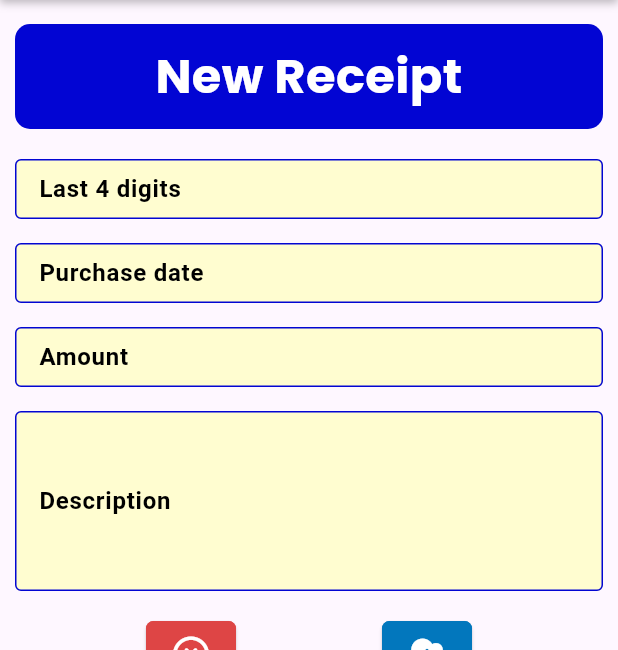
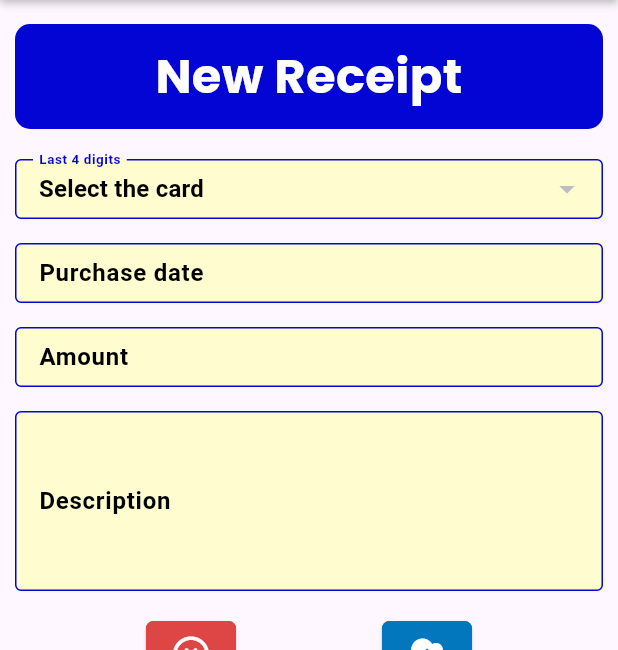
Before and after one commit to rodrigolmr/timesheet_app, a Flutter app: the PreviewReceiptScreen screen opened by its route, on a phone screen of 412 x 824 dp, the part 90-740 px from its top. Run offline on Flutter 3.47's test engine with Material 3 defaults, Android fonts, the light colour scheme and no system bars; our stand-ins replace cloud_firestore, firebase_auth, firebase_core, firebase_storage, font_awesome_flutter, google_fonts and 3 more; missing offline and left inert: cunning_document_scanner, flutter_pdfview; accounts and stored records are empty.

Commit message:
Descrição das alterações realizadas

```diff
--- a/lib/screens/preview_receipt_screen.dart
+++ b/lib/screens/preview_receipt_screen.dart
@@ -13,8 +13,6 @@ import '../widgets/custom_input_field.dart';
 import '../widgets/custom_multiline_input_field.dart';
 import '../widgets/date_picker_input.dart';
 import '../widgets/custom_button.dart';
-
-// O widget dropdown especial:
 import '../widgets/custom_dropdown_field.dart';
 
 /// USDCurrencyInputFormatter
@@ -53,7 +51,7 @@ class _PreviewReceiptScreenState extends State<PreviewReceiptScreen> {
 
   bool _isUploading = false;
 
-  /// Lista dos cartões ativos: [ { 'last4': '1234', 'name': 'Fulano' }, ... ]
+  /// Lista dos cartões ativos: [ { 'last4': '1234', 'cardholderName': 'Fulano' }, ... ]
   List<Map<String, String>> _activeCards = [];
 
   /// Valor selecionado no dropdown (ex: "1234 - Fulano")
@@ -65,7 +63,7 @@ class _PreviewReceiptScreenState extends State<PreviewReceiptScreen> {
     _loadActiveCards();
   }
 
-  /// Carrega todos os cartões com status=ativo em 'cards'
+  /// Carrega todos os cartões com status=ativo na coleção 'cards'
   Future<void> _loadActiveCards() async {
     try {
       final snap = await FirebaseFirestore.instance
@@ -108,10 +106,10 @@ class _PreviewReceiptScreenState extends State<PreviewReceiptScreen> {
             const Center(child: TitleBox(title: "New Receipt")),
             const SizedBox(height: 20),
 
-            // Ao invés do CustomInputField fixo, agora exibimos o dropdown ou fallback
-            _buildCardLast4Field(),
+            // Dropdown para selecionar o cartão (last4 e nome)
+            _buildCardLast4Dropdown(),
+            const SizedBox(height: 16),
 
-            const SizedBox(height: 16),
             // Purchase date
             DatePickerInput(
               label: "Purchase date",
@@ -119,6 +117,7 @@ class _PreviewReceiptScreenState extends State<PreviewReceiptScreen> {
               controller: _dateController,
             ),
             const SizedBox(height: 16),
+
             // Amount
             CustomInputField(
               label: "Amount",
@@ -129,6 +128,7 @@ class _PreviewReceiptScreenState extends State<PreviewReceiptScreen> {
               inputFormatters: [USDCurrencyInputFormatter()],
             ),
             const SizedBox(height: 16),
+
             // Description
             CustomMultilineInputField(
               label: "Description",
@@ -181,40 +181,23 @@ class _PreviewReceiptScreenState extends State<PreviewReceiptScreen> {
     );
   }
 
-  /// Constrói o campo de "Last 4 digits" usando CustomDropdownField
-  /// se houver cartões ativos, ou fallback para CustomInputField se não houver.
-  Widget _buildCardLast4Field() {
-    if (_activeCards.isEmpty) {
-      // Fallback: sem cartões ativos, exibe o input normal
-      return CustomInputField(
-        label: "Last 4 digits",
-        hintText: "Enter the last 4 digits of the card",
-        controller: _cardLast4Controller,
-        keyboardType: TextInputType.number,
-        inputFormatters: [
-          FilteringTextInputFormatter.digitsOnly,
-          LengthLimitingTextInputFormatter(4),
-        ],
-      );
-    } else {
-      // Monta a lista de opções no estilo "1234 - Fulano"
-      final List<String> dropdownItems = _activeCards.map((map) {
+  Widget _buildCardLast4Dropdown() {
+    final List<String> dropdownItems = _activeCards.isNotEmpty
+        ? _activeCards.map((map) {
             final last4 = map['last4'] ?? '';
-        final name = map['cardholderName'] ?? '';
-        return "$last4 - $name";
-      }).toList();
+            final holder = map['cardholderName'] ?? '';
+            return "$last4 - $holder";
+          }).toList()
+        : [];
 
     return CustomDropdownField(
       label: "Last 4 digits",
       hintText: "Select the card",
       items: dropdownItems,
       value: _selectedCardOption,
-        // Quando muda a seleção, salvamos
-        // e extraímos somente o last4 antes do ' - '
       onChanged: (newValue) {
         setState(() {
           _selectedCardOption = newValue;
-            // Se newValue = "1234 - Fulano", split:
           if (newValue != null && newValue.contains(' - ')) {
             final parts = newValue.split(' - ');
             _cardLast4Controller.text = parts[0]; // "1234"
@@ -224,7 +207,6 @@ class _PreviewReceiptScreenState extends State<PreviewReceiptScreen> {
         });
       },
     );
-    }
   }
 
   void _attemptUpload(String? imagePath) {
@@ -270,7 +252,13 @@ class _PreviewReceiptScreenState extends State<PreviewReceiptScreen> {
       ScaffoldMessenger.of(context).showSnackBar(
         const SnackBar(content: Text("Receipt uploaded successfully!")),
       );
-      Navigator.pop(context);
+
+      // Redirecionar para HomeScreen
+      Navigator.pushNamedAndRemoveUntil(
+        context,
+        '/home',
+        (route) => false,
+      );
     } catch (e) {
       ScaffoldMessenger.of(context).showSnackBar(
         SnackBar(content: Text("Upload failed: $e")),
--- a/lib/widgets/custom_dropdown_field.dart
+++ b/lib/widgets/custom_dropdown_field.dart
@@ -41,7 +41,7 @@ class CustomDropdownField extends StatelessWidget {
     return Container(
       width: fieldWidth < 0 ? 0 : fieldWidth,
       height: 40,
-      // Se 'error == true', exibe sombra vermelha
+      // Sombrinha vermelha se error == true
       decoration: error
           ? BoxDecoration(
               boxShadow: [
@@ -54,12 +54,22 @@ class CustomDropdownField extends StatelessWidget {
             )
           : null,
       child: DropdownButtonFormField<String>(
-        // Deixa denso para ocupar menos espaço vertical
         isDense: true,
         focusNode: focusNode,
+
+        /// Se não há valor selecionado, esse `hint` aparece
+        /// e aqui definimos explicitamente cor=preto (black).
+        hint: Text(
+          hintText,
+          style: const TextStyle(
+            fontWeight: FontWeight.bold,
+            fontSize: 16,
+            color: Colors.black,
+          ),
+        ),
+
         value: value,
         onChanged: (newValue) {
-          // Se estava em erro e temos callback, limpa o erro
           if (error && onClearError != null) {
             onClearError!();
           }
@@ -73,7 +83,9 @@ class CustomDropdownField extends StatelessWidget {
             child: Text(itemValue),
           );
         }).toList(),
-        // Decoração com mesmo estilo do CustomInputField
+
+        /// Aqui configuramos a `InputDecoration` para ter label, borda etc.
+        /// Mas NÃO use `hintText:` nela, pois vai conflitar com o hint do dropdown.
         decoration: InputDecoration(
           labelText: label,
           labelStyle: const TextStyle(
@@ -86,11 +98,7 @@ class CustomDropdownField extends StatelessWidget {
             fontSize: 12,
             color: appBlueColor,
           ),
-          hintText: hintText,
-          hintStyle: const TextStyle(
-            fontWeight: FontWeight.bold,
-            color: Colors.grey,
-          ),
+          // Removemos o hintText daqui para evitar conflito
           prefixText: prefixText,
           filled: true,
           fillColor: appYellowColor,
```
Also changed, not shown: lib/widgets/time_sheet_row.dart (+37 -47 lines), 1 other file. Lines whose indentation alone changed are shown as unchanged.
